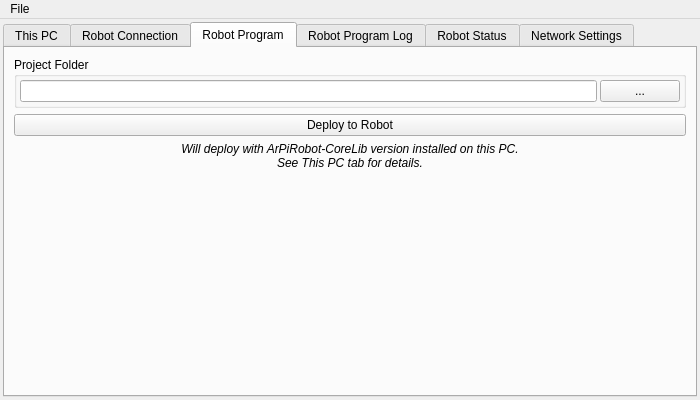
Old version of the form ui/deploy_tool.ui in the repository ArPiRobot/ArPiRobot-DeployTool.
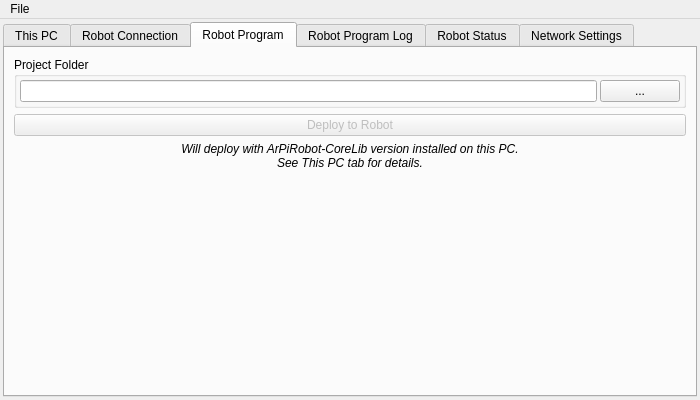
New version of the form. The open tabs and pages were chosen to show the change. Icons and pictures are not drawn.

Commit message: Implemented robot program deploy

The edit to the form file:
```diff
--- a/ui/deploy_tool.ui
+++ b/ui/deploy_tool.ui
@@ -250,6 +250,9 @@
         </item>
         <item>
          <widget class="QPushButton" name="btn_proj_deploy">
+          <property name="enabled">
+           <bool>false</bool>
+          </property>
           <property name="text">
            <string>Deploy to Robot</string>
           </property>
```
Left out of the diff: 2 changed lines with no effect on the pictures. The commit also changes 2 other files.
